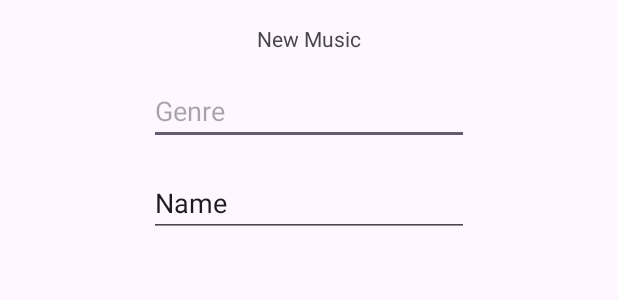
After one commit to MarioMartinez00072520/moviles-parcial, an Android app: the layout fragment_new_music.xml on its own in the app's theme, with its tools: preview values and no code run, on a phone screen of 412 x 824 dp. The commit adds this screen. Shown: the top 300 px of the screen. Run offline under Robolectric (Android 15) with nearby library versions, the phone set to English and light mode, and no system bars.

Commit message:
Add: Design

```diff
--- /dev/null
+++ b/app/src/main/res/layout/fragment_new_music.xml
@@ -0,0 +1,52 @@
+<?xml version="1.0" encoding="utf-8"?>
+<layout xmlns:app="http://schemas.android.com/apk/res-auto"
+    xmlns:tools="http://schemas.android.com/tools"
+    xmlns:android="http://schemas.android.com/apk/res/android">
+    <data>
+        <variable
+            name="viewmodel"
+            type="com.mmartinez.musictracker.ui.music.viewmodel.MusicViewModel" />
+    </data>
+    <androidx.constraintlayout.widget.ConstraintLayout
+        android:layout_width="match_parent"
+        android:layout_height="match_parent"
+        tools:context=".ui.music.newmusic.NewMusicFragment">
+
+        <TextView
+            android:id="@+id/new_music_text_view"
+            android:layout_width="wrap_content"
+            android:layout_height="wrap_content"
+            android:layout_marginStart="16dp"
+            android:layout_marginTop="16dp"
+            android:layout_marginEnd="16dp"
+            android:text="New Music"
+            app:layout_constraintEnd_toEndOf="parent"
+            app:layout_constraintStart_toStartOf="parent"
+            app:layout_constraintTop_toTopOf="parent" />
+
+        <EditText
+            android:id="@+id/editTextText"
+            android:layout_width="wrap_content"
+            android:layout_height="wrap_content"
+            android:layout_marginTop="16dp"
+            android:ems="10"
+            android:hint="Genre"
+            android:inputType="text"
+            app:layout_constraintEnd_toEndOf="parent"
+            app:layout_constraintStart_toStartOf="parent"
+            app:layout_constraintTop_toBottomOf="@+id/new_music_text_view" />
+
+        <EditText
+            android:id="@+id/editTextText2"
+            android:layout_width="wrap_content"
+            android:layout_height="wrap_content"
+            android:layout_marginTop="16dp"
+            android:ems="10"
+            android:inputType="text"
+            android:text="Name"
+            app:layout_constraintEnd_toEndOf="parent"
+            app:layout_constraintStart_toStartOf="parent"
+            app:layout_constraintTop_toBottomOf="@+id/editTextText" />
+
+    </androidx.constraintlayout.widget.ConstraintLayout>
+</layout>
--- a/app/src/main/res/values/colors.xml
+++ b/app/src/main/res/values/colors.xml
@@ -2,4 +2,6 @@
 <resources>
     <color name="black">#FF000000</color>
     <color name="white">#FFFFFFFF</color>
+
+    <color name="cardview">#b0b0b0</color>
 </resources>
--- /dev/null
+++ b/app/src/main/res/values/dimens.xml
@@ -0,0 +1,4 @@
+<?xml version="1.0" encoding="utf-8"?>
+<resources>
+    <dimen name="med_gap">16dp</dimen>
+</resources>
```
Also changed, not shown: app/src/main/java/com/mmartinez/musictracker/ui/music/newmusic/NewMusicFragment.kt (added, +44 -0 lines), app/src/main/res/layout/fragment_home.xml (+18 -2 lines), app/src/main/res/layout/music_item.xml (+32 -0 lines).
